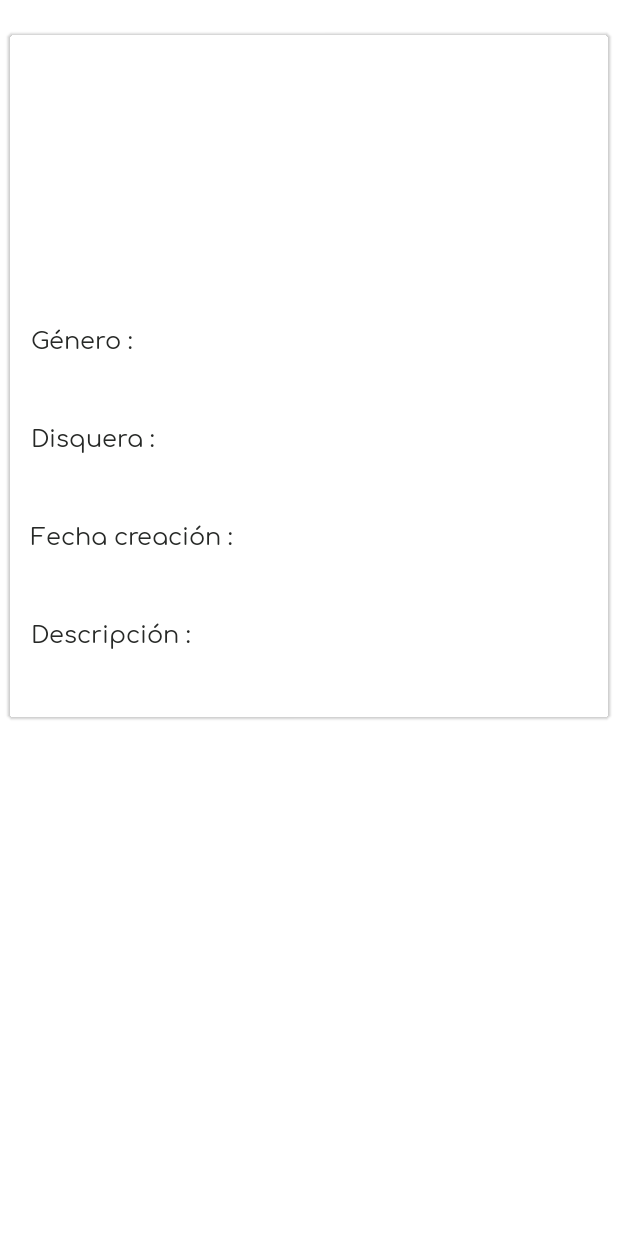
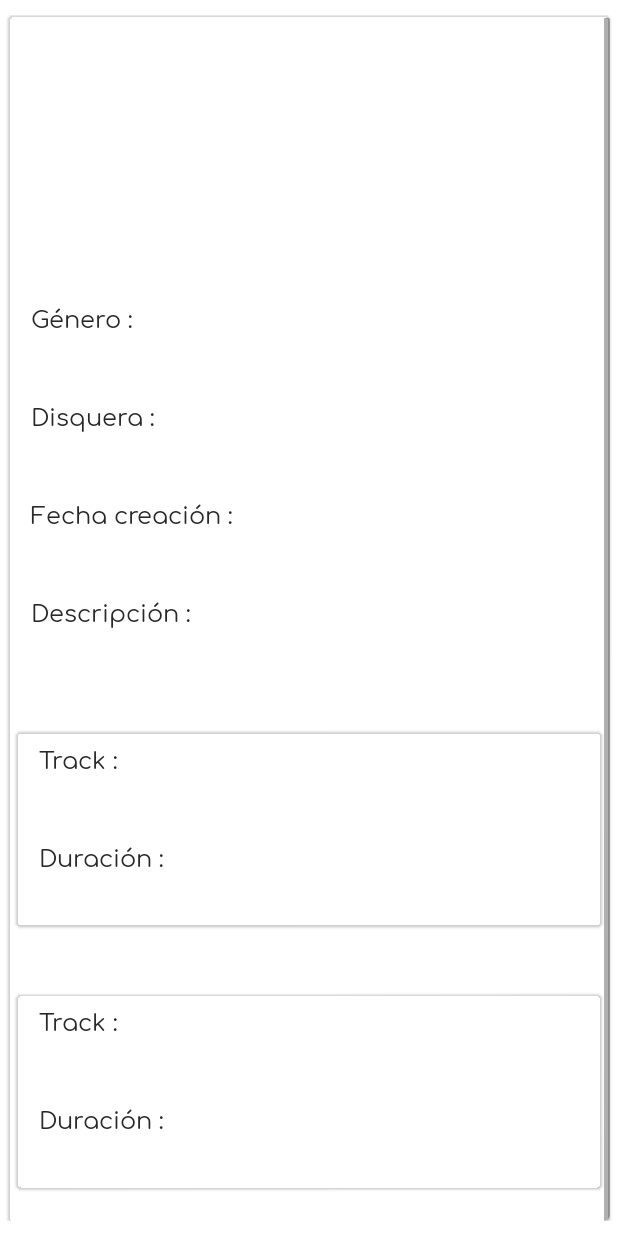
Before and after one commit to VinniK4m/Vinilos, an Android app: the layout detalle_album.xml on its own in the app's theme, with its tools: preview values and no code run, on a phone screen of 412 x 824 dp. Run offline under Robolectric (Android 15) with nearby library versions, the phone set to English and light mode, and no system bars; network calls fail.

Commit message:
Commit feature/f01 visualiza track

```diff
--- a/app/src/main/java/co/edu/uniandes/fourbidden/vinilos/modelo/Album.kt
+++ b/app/src/main/java/co/edu/uniandes/fourbidden/vinilos/modelo/Album.kt
@@ -10,5 +10,6 @@ data class Album (
     val releaseDate: LocalDate,
     val description: String,
     val genre: String,
-    val recordLabel: String
+    val recordLabel: String,
+    var tracks: List<Track>
 )
--- a/app/src/main/java/co/edu/uniandes/fourbidden/vinilos/vista/adapter/DetalleAlbumAdapter.kt
+++ b/app/src/main/java/co/edu/uniandes/fourbidden/vinilos/vista/adapter/DetalleAlbumAdapter.kt
@@ -2,6 +2,7 @@ package co.edu.uniandes.fourbidden.vinilos.vista.adapter
 
 import android.view.LayoutInflater
 import android.view.ViewGroup
+import android.widget.ArrayAdapter
 import android.widget.ImageView
 import androidx.annotation.LayoutRes
 import androidx.databinding.DataBindingUtil
@@ -10,6 +11,7 @@ import co.edu.uniandes.fourbidden.vinilos.R
 import co.edu.uniandes.fourbidden.vinilos.databinding.DetalleAlbumBinding
 import co.edu.uniandes.fourbidden.vinilos.databinding.ItemAlbumBinding
 import co.edu.uniandes.fourbidden.vinilos.modelo.Album
+import co.edu.uniandes.fourbidden.vinilos.modelo.Track
 import com.squareup.picasso.Picasso
 
 class DetalleAlbumAdapter: RecyclerView.Adapter<DetalleAlbumAdapter.AlbumViewHolder>() {
@@ -33,6 +35,7 @@ class DetalleAlbumAdapter: RecyclerView.Adapter<DetalleAlbumAdapter.AlbumViewHol
             it.album  = album
             val imageView = holder.itemView.findViewById<ImageView>(R.id.album_cover)
             Picasso.get().load(album?.cover).into(imageView)
+
         }
     }
 
--- a/app/src/main/res/layout/detalle_album.xml
+++ b/app/src/main/res/layout/detalle_album.xml
@@ -132,7 +132,11 @@
                         android:layout_marginBottom="15dp"
                         android:text="@{album.description}" />
 
-
+                    <androidx.recyclerview.widget.RecyclerView
+                        android:id="@+id/trackRv"
+                        android:layout_width="match_parent"
+                        android:layout_height="match_parent"
+                        tools:listitem="@layout/track_album"/>
                 </LinearLayout>
             </ScrollView>
 
--- /dev/null
+++ b/app/src/main/res/layout/track_album.xml
@@ -0,0 +1,89 @@
+<?xml version="1.0" encoding="utf-8"?>
+<layout xmlns:android="http://schemas.android.com/apk/res/android"
+    xmlns:app="http://schemas.android.com/apk/res-auto"
+    xmlns:tools="http://schemas.android.com/tools">
+
+    <data>
+        <variable name="track" type="co.edu.uniandes.fourbidden.vinilos.modelo.Track"/>
+    </data>
+
+    <androidx.constraintlayout.widget.ConstraintLayout
+
+
+        android:layout_width="match_parent"
+        android:layout_height="wrap_content"
+        android:layout_marginTop="10dp"
+        android:layout_marginBottom="10dp"
+        android:background="@android:color/transparent"
+        android:backgroundTint="@android:color/transparent">
+
+        <com.google.android.material.card.MaterialCardView
+            android:layout_width="match_parent"
+            android:layout_height="wrap_content"
+            android:layout_marginStart="5dp"
+            android:layout_marginTop="12dp"
+            android:layout_marginEnd="5dp"
+            android:layout_marginBottom="12dp"
+            android:background="@android:color/transparent"
+            android:backgroundTint="@android:color/transparent"
+            app:layout_constraintBottom_toBottomOf="parent"
+            app:layout_constraintEnd_toEndOf="parent"
+            app:layout_constraintStart_toStartOf="parent"
+            app:layout_constraintTop_toTopOf="parent"
+            app:strokeWidth="0dp">
+
+            <ScrollView
+                android:layout_width="match_parent"
+                android:layout_height="match_parent">
+
+                <LinearLayout
+                    android:layout_width="match_parent"
+                    android:layout_height="wrap_content"
+                    android:background="@android:color/transparent"
+                    android:orientation="vertical">
+
+
+
+
+                    <TextView
+                        android:id="@+id/lgenre"
+                        style="@style/textonormal"
+                        android:layout_width="match_parent"
+                        android:layout_height="wrap_content"
+                        android:layout_marginLeft="15dp"
+                        android:layout_marginTop="5dp"
+                        android:text="Track :" />
+
+                    <TextView
+                        android:id="@+id/trackName"
+                        style="@style/TextAppearance.AppCompat.Large"
+                        android:layout_width="match_parent"
+                        android:layout_height="wrap_content"
+                        android:layout_marginLeft="15dp"
+                        android:layout_marginTop="5dp"
+                        android:text="@{track.name}" />
+
+                    <TextView
+                        android:id="@+id/lDisquera"
+                        style="@style/textonormal"
+                        android:layout_width="match_parent"
+                        android:layout_height="wrap_content"
+                        android:layout_marginLeft="15dp"
+                        android:layout_marginTop="5dp"
+                        android:text="Duración :" />
+
+                    <TextView
+                        android:id="@+id/textView3"
+                        style="@style/TextAppearance.AppCompat.Large"
+                        android:layout_width="match_parent"
+                        android:layout_height="wrap_content"
+                        android:layout_marginLeft="15dp"
+                        android:layout_marginTop="5dp"
+                        android:text="@{track.duration}" />
+
+                </LinearLayout>
+            </ScrollView>
+
+        </com.google.android.material.card.MaterialCardView>
+    </androidx.constraintlayout.widget.ConstraintLayout>
+</layout>
```
Also changed, not shown: app/src/main/java/co/edu/uniandes/fourbidden/vinilos/modelo/Track.kt (added, +7 -0 lines), app/src/main/java/co/edu/uniandes/fourbidden/vinilos/modelo/servicio/ServiceAdapter.kt (+18 -2 lines), app/src/main/java/co/edu/uniandes/fourbidden/vinilos/vista/adapter/TrackAdapter.kt (added, +47 -0 lines), app/src/main/java/co/edu/uniandes/fourbidden/vinilos/vista/fragmentos/DetalleAlbumFragment.kt (+30 -0 lines).
